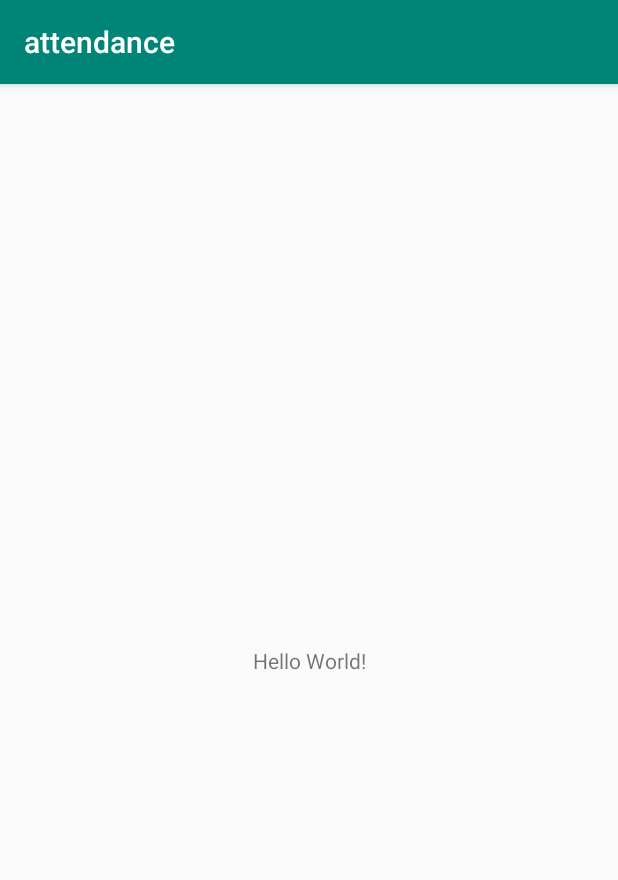
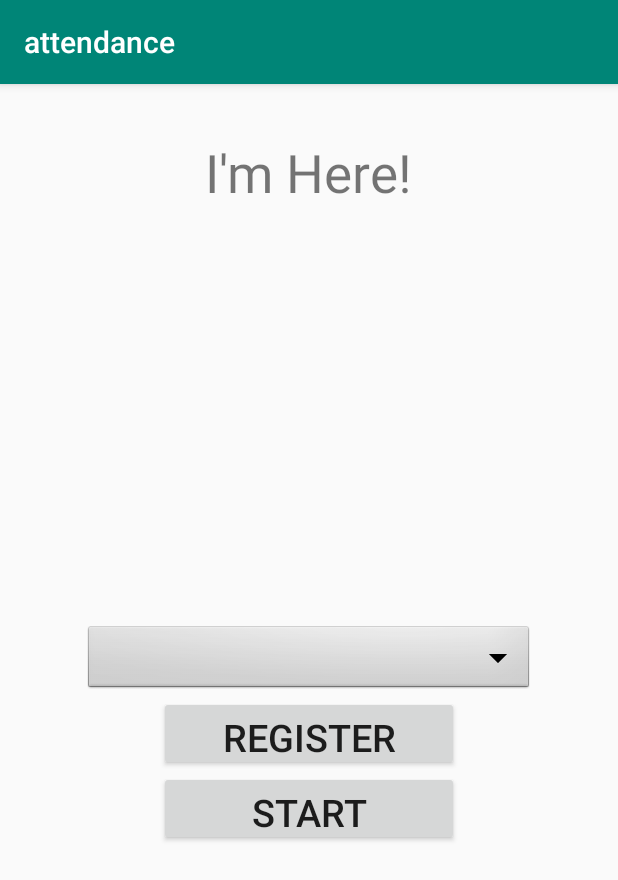
Before and after one commit to Team4-HKLS/Mobile-Computing, an Android app: the screen it shows after launch (MainActivity), on a phone screen of 412 x 824 dp. Shown: the top 880 px of the screen. Run offline under Robolectric (Android 15) with nearby library versions, the phone set to English and light mode, and no system bars.

Commit message:
change layout

```diff
--- a/app/src/main/res/layout/activity_main.xml
+++ b/app/src/main/res/layout/activity_main.xml
@@ -1,18 +1,44 @@
 <?xml version="1.0" encoding="utf-8"?>
-<android.support.constraint.ConstraintLayout xmlns:android="http://schemas.android.com/apk/res/android"
-    xmlns:app="http://schemas.android.com/apk/res-auto"
+<RelativeLayout xmlns:android="http://schemas.android.com/apk/res/android"
     xmlns:tools="http://schemas.android.com/tools"
-    android:layout_width="match_parent"
-    android:layout_height="match_parent"
-    tools:context=".MainActivity">
+    android:layout_width="fill_parent"
+    android:layout_height="fill_parent"
+    android:baselineAligned="false"
+    tools:context=".MainActivity" >
 
     <TextView
         android:layout_width="wrap_content"
         android:layout_height="wrap_content"
-        android:text="Hello World!"
-        app:layout_constraintBottom_toBottomOf="parent"
-        app:layout_constraintLeft_toLeftOf="parent"
-        app:layout_constraintRight_toRightOf="parent"
-        app:layout_constraintTop_toTopOf="parent" />
+        android:layout_centerHorizontal="true"
+        android:text="I'm Here!"
+        android:textSize="35dp"
+        android:layout_marginTop="35dp"/>
 
-</android.support.constraint.ConstraintLayout>
+    <Spinner
+        android:id="@+id/sp_class"
+        android:layout_width="300dp"
+        android:layout_height="wrap_content"
+        android:layout_centerHorizontal="true"
+        android:layout_centerVertical="true"
+        android:background="@android:drawable/btn_dropdown"
+        android:spinnerMode="dropdown"/>
+
+    <Button
+        android:id="@+id/bt_register"
+        android:layout_width="200dp"
+        android:layout_height="50dp"
+        android:layout_centerHorizontal="true"
+        android:layout_below="@id/sp_class"
+        android:text="REGISTER"
+        android:textSize="25dp"/>
+
+    <Button
+        android:id="@+id/bt_start"
+        android:layout_width="200dp"
+        android:layout_height="50dp"
+        android:layout_centerHorizontal="true"
+        android:layout_below="@id/bt_register"
+        android:text="START"
+        android:textSize="25dp"/>
+
+</RelativeLayout>
```
